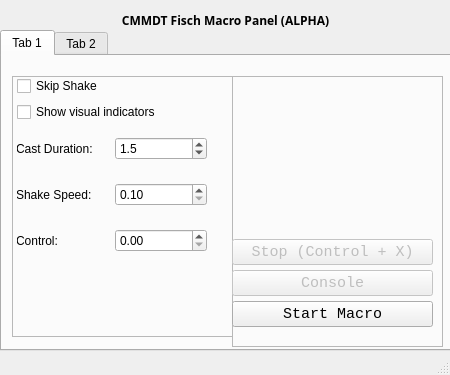
Qt form Macro/macromainwindow.ui (Arvin2A/The-CMMDT-Macro) before a commit.
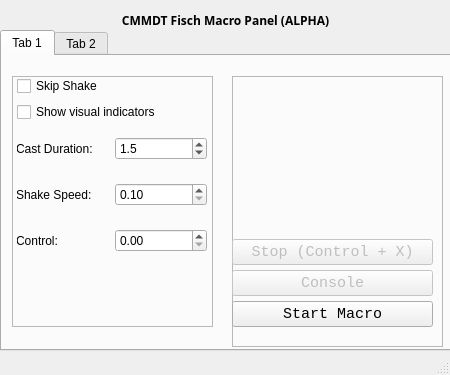
The same form after that commit. Icons and pictures are not drawn.

```diff
--- a/Macro/macromainwindow.ui
+++ b/Macro/macromainwindow.ui
@@ -69,8 +69,8 @@
        <rect>
         <x>10</x>
         <y>20</y>
-        <width>221</width>
-        <height>261</height>
+        <width>201</width>
+        <height>251</height>
        </rect>
       </property>
       <property name="frameShape">
```
